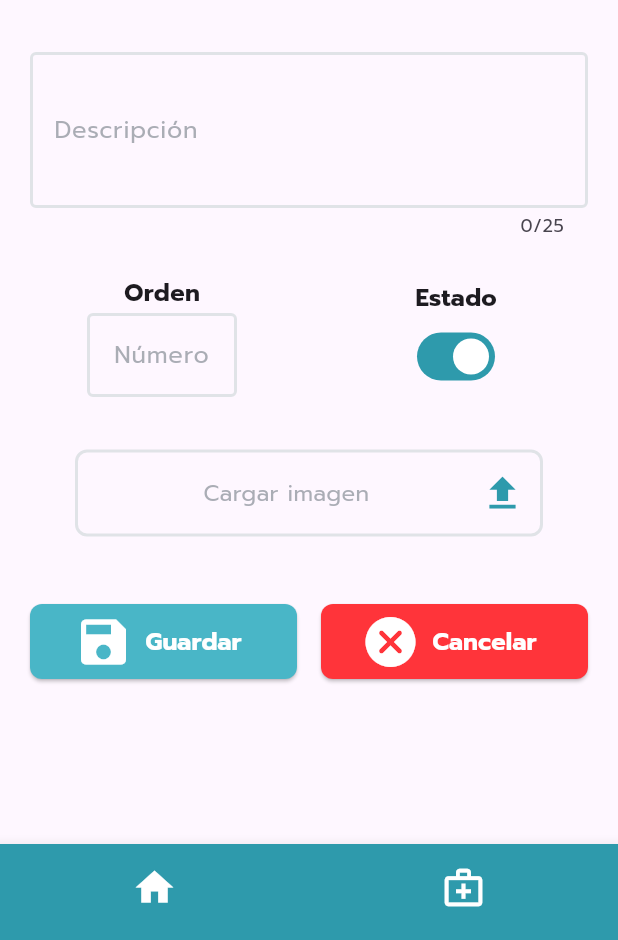
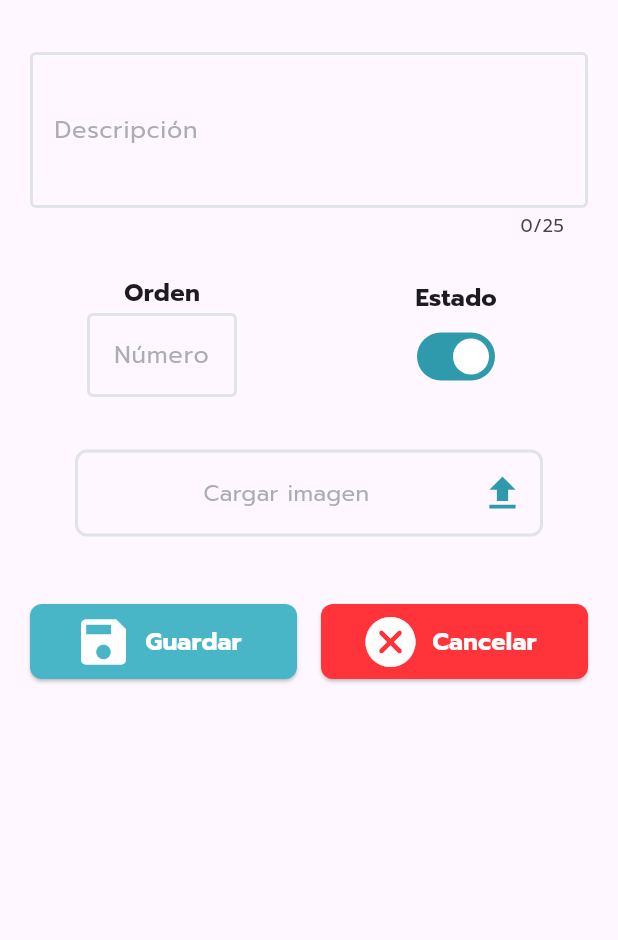
Before and after one commit to Frnk10/moduloEspecialidad, a Flutter app: the screen it shows after launch, after a tap on the "add" icon, on a phone screen of 412 x 824 dp, the part 296-1236 px from its top. Run offline on Flutter 3.47's test engine with Material 3 defaults, Android fonts, the phone set to English and light mode, and no system bars; our stand-ins replace image_picker, sqflite; accounts and stored records are empty.

Commit message:
Correccion views

```diff
--- a/especialidad/lib/views/Especialidad/especialidad_form_view.dart
+++ b/especialidad/lib/views/Especialidad/especialidad_form_view.dart
@@ -5,7 +5,6 @@ import 'dart:typed_data';
 import 'package:image_picker/image_picker.dart'; //Importar paquete para seleccionar o tomar foto de una imagen
 import 'package:especialidad/models/especialidad.dart';
 import 'package:especialidad/repositories/Especialidad/especialidad_repository.dart';
-import 'package:especialidad/views/Especialidad/NavBar/nav_bar.dart';
 
 class EspecialidadFormView extends StatefulWidget {
   const EspecialidadFormView({super.key});
@@ -170,7 +169,7 @@ class _EspecialidadFormViewState extends State<EspecialidadFormView>{
       estado = _especialidad!.estadoEspe == 1 ? true : false;
       fechaCreacion = _especialidad!.fechaCreacionEspe as DateTime;
     }
-    return NavBar(
+    return Scaffold(
       appBar: AppBar(
         leading:IconButton(
           icon: Icon(Icons.chevron_left,color: Colors.white,size:40.0),
@@ -389,15 +388,6 @@ class _EspecialidadFormViewState extends State<EspecialidadFormView>{
           ),
         ),
       ),
-      //NavBar
-      indiceSeleccion: 0, //Indice principal del navBar
-      onNavTap: (indice){
-        if(indice == 0){
-          Navigator.pushNamed(context,'/especialidad/listado/');
-        }else if(indice == 1){
-          Navigator.pushNamed(context,'/especialidad/form/');
-        }
-      },
     );
   }
 }
--- a/especialidad/lib/views/Especialidad/especialidades_listado_view.dart
+++ b/especialidad/lib/views/Especialidad/especialidades_listado_view.dart
@@ -1,7 +1,6 @@
+import 'package:flutter/material.dart';
 import 'package:especialidad/models/especialidad.dart';
 import 'package:especialidad/repositories/Especialidad/especialidad_repository.dart';
-import 'package:especialidad/views/Especialidad/NavBar/nav_bar.dart';
-import 'package:flutter/material.dart';
 
 class ListadoEspecialidadView extends StatefulWidget {
   const ListadoEspecialidadView({super.key});
@@ -89,7 +88,7 @@ class _ListadoEspecialidadViewState extends State<ListadoEspecialidadView> {
 
   @override
   Widget build(BuildContext context) {
-    return NavBar(
+    return Scaffold(
       appBar: AppBar(
         title: Text(
           "Listado de \nEspecialidades",
@@ -302,15 +301,6 @@ class _ListadoEspecialidadViewState extends State<ListadoEspecialidadView> {
           ),
         ],
       ),
-      //NAVBAR
-      indiceSeleccion: 0, //Indice principal del navBar
-      onNavTap: (indice){ //Manejo de clics entre pantallas
-        if(indice == 0){
-          Navigator.pushNamed(context,'/especialidad/listado/');
-        }else if(indice == 1){
-          Navigator.pushNamed(context,'/especialidad/form/');
-        }
-      },
     );
   }
 }
```
Also changed, not shown: especialidad/lib/views/Especialidad/especialidad_info_view.dart (+1 -12 lines).
